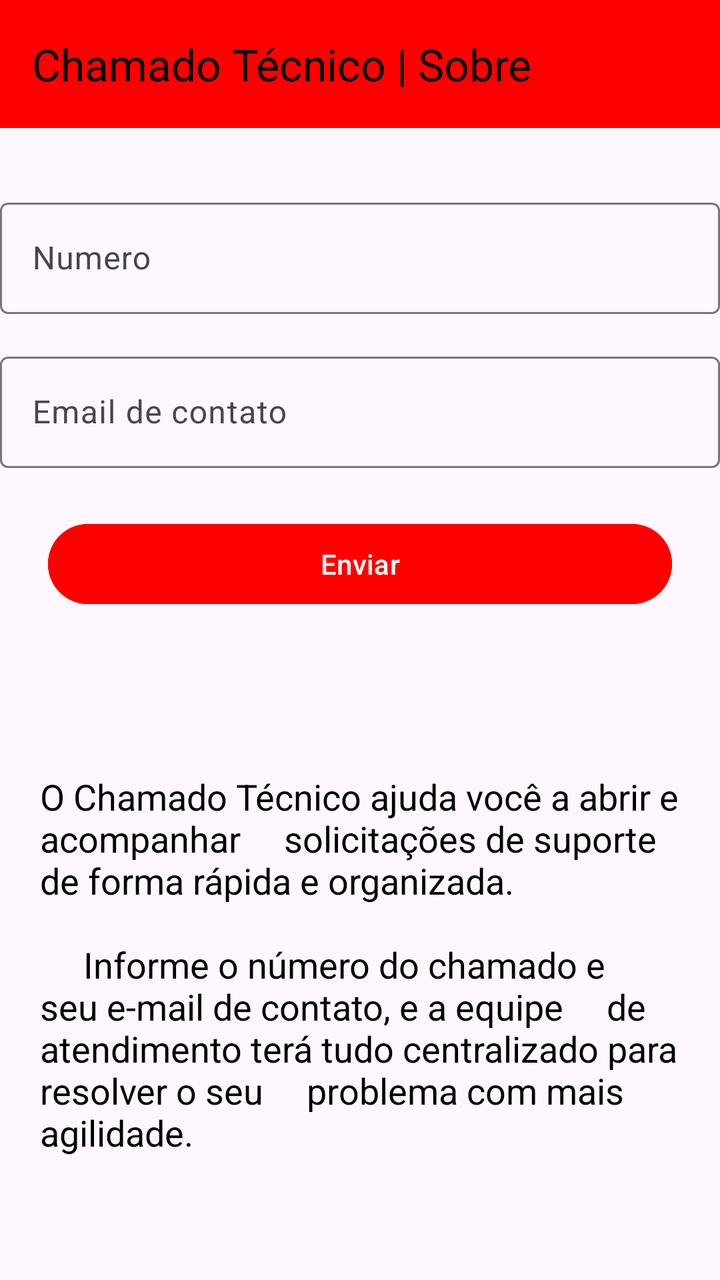
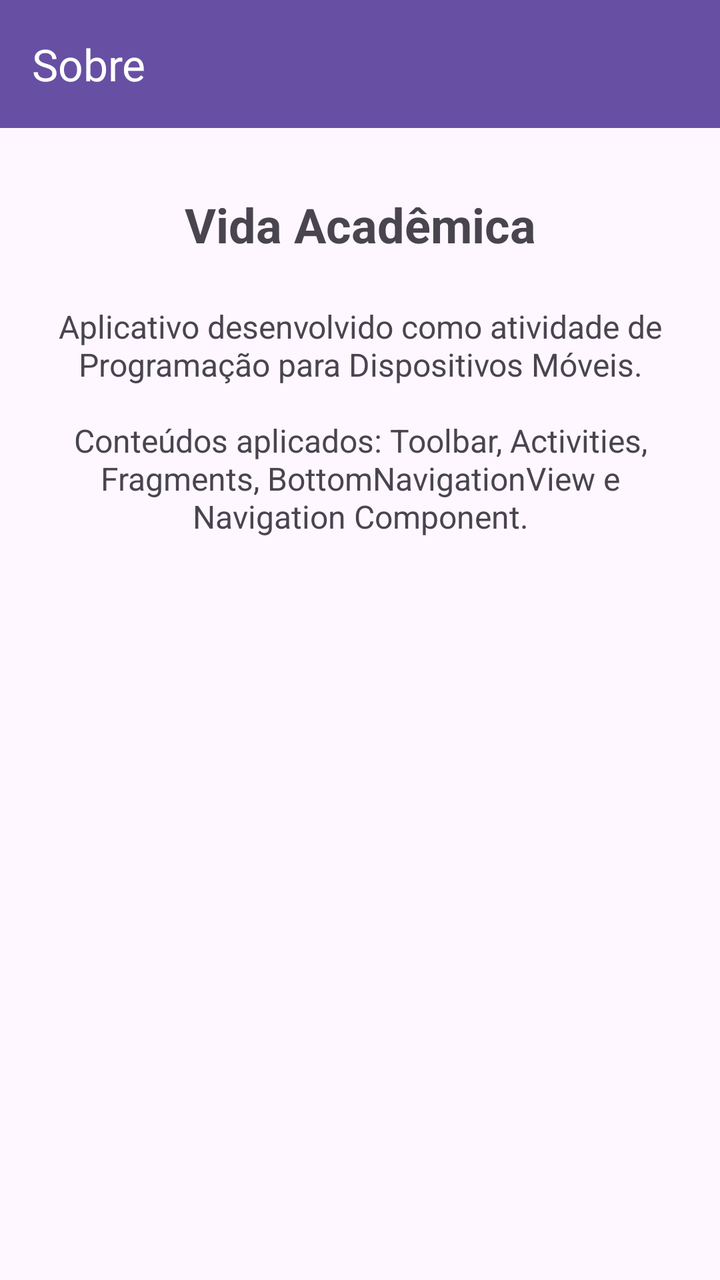

Two renders of the same Android screen: before a commit and after it. Below are the layout's source before the change and the commit's diff.
<!-- AndroidManifest.xml: application theme Theme.ChamadoTecnico -->
<!-- res/layout/activity_sobre.xml -->
<?xml version="1.0" encoding="utf-8"?>
<androidx.constraintlayout.widget.ConstraintLayout xmlns:android="http://schemas.android.com/apk/res/android"
    xmlns:app="http://schemas.android.com/apk/res-auto"
    xmlns:tools="http://schemas.android.com/tools"
    android:id="@+id/main"
    android:layout_width="match_parent"
    android:layout_height="match_parent"
    tools:context=".MainActivity">

    <com.google.android.material.appbar.MaterialToolbar
        android:id="@+id/toolbarTop"
        android:layout_width="0dp"
        android:layout_height="wrap_content"
        android:background="@color/red"
        app:titleTextColor="@color/black"
        app:title="Chamado Técnico | Sobre"
        app:layout_constraintTop_toTopOf="parent"
        app:layout_constraintStart_toStartOf="parent"
        app:layout_constraintEnd_toEndOf="parent"

        />

    
    <com.google.android.material.textfield.TextInputLayout
        android:id="@+id/layoutNumero"
        android:layout_width="0dp"
        android:layout_height="wrap_content"
        android:layout_marginTop="32dp"
        android:hint="Numero"
        app:layout_constraintTop_toBottomOf="@id/toolbarTop"
        app:layout_constraintStart_toStartOf="parent"
        app:layout_constraintEnd_toEndOf="parent">

        <com.google.android.material.textfield.TextInputEditText
            android:id="@+id/edtNumero"
            android:layout_width="match_parent"
            android:layout_height="wrap_content"
            android:inputType="text"
            android:singleLine="true" />

    </com.google.android.material.textfield.TextInputLayout>

    
    <com.google.android.material.textfield.TextInputLayout
        android:id="@+id/layoutContato"
        android:layout_width="0dp"
        android:layout_height="wrap_content"
        android:layout_marginTop="16dp"
        android:hint="Email de contato"
        app:layout_constraintTop_toBottomOf="@id/layoutNumero"
        app:layout_constraintStart_toStartOf="parent"
        app:layout_constraintEnd_toEndOf="parent">

        <com.google.android.material.textfield.TextInputEditText
            android:id="@+id/edtContato"
            android:layout_width="match_parent"
            android:layout_height="wrap_content"
            android:inputType="text"
            android:singleLine="true" />

    </com.google.android.material.textfield.TextInputLayout>

    <Button
        android:id="@+id/btnEnviar"
        android:layout_width="0dp"
        android:layout_height="wrap_content"
        android:text="Enviar"
        android:layout_marginStart="24dp"
        android:layout_marginTop="24dp"
        android:layout_marginEnd="24dp"
        app:layout_constraintTop_toBottomOf="@+id/layoutContato"
        app:layout_constraintStart_toStartOf="parent"
        app:layout_constraintEnd_toEndOf="parent"
        android:backgroundTint="@color/red"
        />

<TextView
    android:id="@+id/textoSobre"
    android:layout_width="0dp"
    android:layout_height="wrap_content"
    app:layout_constraintTop_toBottomOf="@+id/btnEnviar"
    app:layout_constraintStart_toStartOf="parent"
    app:layout_constraintEnd_toEndOf="parent"
    android:text="O Chamado Técnico ajuda você a abrir e acompanhar
    solicitações de suporte de forma rápida e organizada.\n\n
    Informe o número do chamado e seu e-mail de contato, e a equipe
    de atendimento terá tudo centralizado para resolver o seu
    problema com mais agilidade."
    android:textSize="18sp"
    android:layout_marginTop="80dp"
    android:layout_marginStart="20dp"
    android:layout_marginEnd="20dp"
    android:textColor="@color/black"
    />


</androidx.constraintlayout.widget.ConstraintLayout>
<!-- resources referenced by this layout -->
<resources>
  <color name="black">#FF000000</color>
  <color name="red">#FF0000</color>
  <style name="Theme.ChamadoTecnico" parent="Base.Theme.ChamadoTecnico" />
  <style name="Base.Theme.ChamadoTecnico" parent="Theme.Material3.DayNight.NoActionBar">
          
          
      </style>
</resources>

<!-- the commit's change to res/layout/activity_sobre.xml (unified diff, before → after) -->
@@ -5,93 +5,41 @@
     android:id="@+id/main"
     android:layout_width="match_parent"
     android:layout_height="match_parent"
-    tools:context=".MainActivity">
+    tools:context=".SobreActivity">
 
     <com.google.android.material.appbar.MaterialToolbar
-        android:id="@+id/toolbarTop"
+        android:id="@+id/toolbarSobre"
         android:layout_width="0dp"
         android:layout_height="wrap_content"
-        android:background="@color/red"
-        app:titleTextColor="@color/black"
-        app:title="Chamado Técnico | Sobre"
+        android:background="?attr/colorPrimary"
+        app:title="Sobre"
+        app:titleTextColor="@color/white"
         app:layout_constraintTop_toTopOf="parent"
         app:layout_constraintStart_toStartOf="parent"
-        app:layout_constraintEnd_toEndOf="parent"
+        app:layout_constraintEnd_toEndOf="parent" />
 
-        />
+    <TextView
+        android:id="@+id/textSobreTitulo"
+        android:layout_width="wrap_content"
+        android:layout_height="wrap_content"
+        android:layout_marginTop="32dp"
+        android:text="Vida Acadêmica"
+        android:textSize="24sp"
+        android:textStyle="bold"
+        app:layout_constraintTop_toBottomOf="@id/toolbarSobre"
+        app:layout_constraintStart_toStartOf="parent"
+        app:layout_constraintEnd_toEndOf="parent" />
 
-    
-    <com.google.android.material.textfield.TextInputLayout
-        android:id="@+id/layoutNumero"
+    <TextView
+        android:id="@+id/textSobreDescricao"
         android:layout_width="0dp"
         android:layout_height="wrap_content"
-        android:layout_marginTop="32dp"
-        android:hint="Numero"
-        app:layout_constraintTop_toBottomOf="@id/toolbarTop"
+        android:layout_margin="24dp"
+        android:gravity="center"
+        android:text="Aplicativo desenvolvido como atividade de Programação para Dispositivos Móveis.\n\nConteúdos aplicados: Toolbar, Activities, Fragments, BottomNavigationView e Navigation Component."
+        android:textSize="16sp"
+        app:layout_constraintTop_toBottomOf="@id/textSobreTitulo"
         app:layout_constraintStart_toStartOf="parent"
-        app:layout_constraintEnd_toEndOf="parent">
-
-        <com.google.android.material.textfield.TextInputEditText
-            android:id="@+id/edtNumero"
-            android:layout_width="match_parent"
-            android:layout_height="wrap_content"
-            android:inputType="text"
-            android:singleLine="true" />
-
-    </com.google.android.material.textfield.TextInputLayout>
-
-    
-    <com.google.android.material.textfield.TextInputLayout
-        android:id="@+id/layoutContato"
-        android:layout_width="0dp"
-        android:layout_height="wrap_content"
-        android:layout_marginTop="16dp"
-        android:hint="Email de contato"
-        app:layout_constraintTop_toBottomOf="@id/layoutNumero"
-        app:layout_constraintStart_toStartOf="parent"
-        app:layout_constraintEnd_toEndOf="parent">
-
-        <com.google.android.material.textfield.TextInputEditText
-            android:id="@+id/edtContato"
-            android:layout_width="match_parent"
-            android:layout_height="wrap_content"
-            android:inputType="text"
-            android:singleLine="true" />
-
-    </com.google.android.material.textfield.TextInputLayout>
-
-    <Button
-        android:id="@+id/btnEnviar"
-        android:layout_width="0dp"
-        android:layout_height="wrap_content"
-        android:text="Enviar"
-        android:layout_marginStart="24dp"
-        android:layout_marginTop="24dp"
-        android:layout_marginEnd="24dp"
-        app:layout_constraintTop_toBottomOf="@+id/layoutContato"
-        app:layout_constraintStart_toStartOf="parent"
-        app:layout_constraintEnd_toEndOf="parent"
-        android:backgroundTint="@color/red"
-        />
-
-<TextView
-    android:id="@+id/textoSobre"
-    android:layout_width="0dp"
-    android:layout_height="wrap_content"
-    app:layout_constraintTop_toBottomOf="@+id/btnEnviar"
-    app:layout_constraintStart_toStartOf="parent"
-    app:layout_constraintEnd_toEndOf="parent"
-    android:text="O Chamado Técnico ajuda você a abrir e acompanhar
-    solicitações de suporte de forma rápida e organizada.\n\n
-    Informe o número do chamado e seu e-mail de contato, e a equipe
-    de atendimento terá tudo centralizado para resolver o seu
-    problema com mais agilidade."
-    android:textSize="18sp"
-    android:layout_marginTop="80dp"
-    android:layout_marginStart="20dp"
-    android:layout_marginEnd="20dp"
-    android:textColor="@color/black"
-    />
-
+        app:layout_constraintEnd_toEndOf="parent" />
 
 </androidx.constraintlayout.widget.ConstraintLayout>
<!-- resource entries referenced after the edit -->
@@ -1,7 +1,6 @@
 <!-- resources referenced by this layout -->
 <resources>
-  <color name="black">#FF000000</color>
-  <color name="red">#FF0000</color>
+  <color name="white">#FFFFFFFF</color>
   <style name="Theme.ChamadoTecnico" parent="Base.Theme.ChamadoTecnico" />
   <style name="Base.Theme.ChamadoTecnico" parent="Theme.Material3.DayNight.NoActionBar">
           
